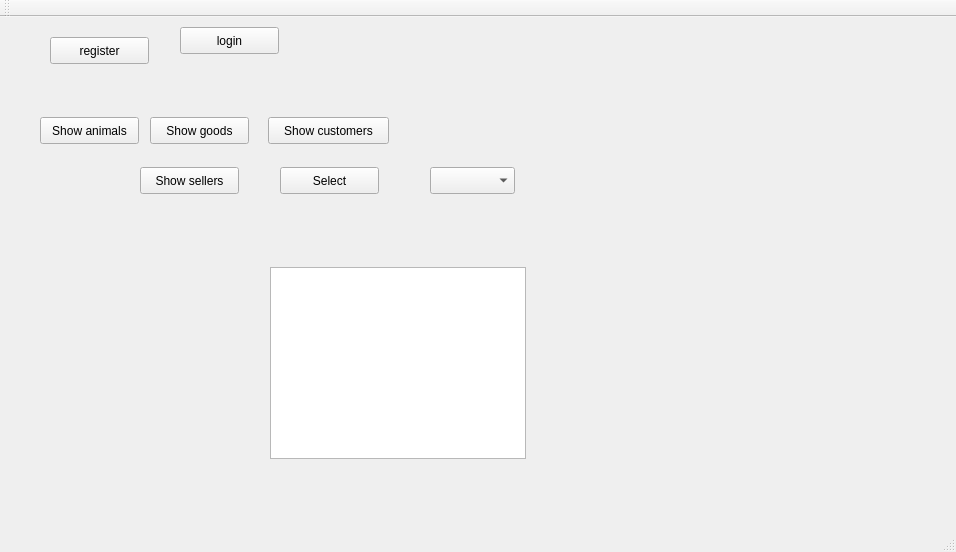
Above: MyZooShop/mainwindow.ui from annaprok/ZooShop before the change. Below: the same form after it.
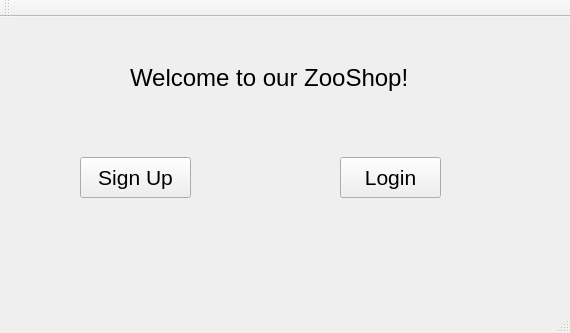
That is the form after the change.

Diff of the .ui file:
```diff
--- a/MyZooShop/mainwindow.ui
+++ b/MyZooShop/mainwindow.ui
@@ -6,8 +6,8 @@
    <rect>
     <x>0</x>
     <y>0</y>
-    <width>956</width>
-    <height>552</height>
+    <width>570</width>
+    <height>333</height>
    </rect>
   </property>
   <property name="windowTitle">
@@ -17,112 +17,55 @@
    <widget class="QPushButton" name="login_btn">
     <property name="geometry">
      <rect>
-      <x>180</x>
-      <y>10</y>
-      <width>99</width>
-      <height>27</height>
+      <x>340</x>
+      <y>140</y>
+      <width>101</width>
+      <height>41</height>
      </rect>
     </property>
+    <property name="font">
+     <font>
+      <pointsize>16</pointsize>
+     </font>
+    </property>
     <property name="text">
-     <string>login</string>
+     <string>Login</string>
     </property>
    </widget>
    <widget class="QPushButton" name="register_btn">
     <property name="geometry">
      <rect>
-      <x>50</x>
+      <x>80</x>
+      <y>140</y>
+      <width>111</width>
+      <height>41</height>
+     </rect>
+    </property>
+    <property name="font">
+     <font>
+      <pointsize>16</pointsize>
+     </font>
+    </property>
+    <property name="text">
+     <string>Sign Up</string>
+    </property>
+   </widget>
+   <widget class="QLabel" name="label">
+    <property name="geometry">
+     <rect>
+      <x>130</x>
       <y>20</y>
-      <width>99</width>
-      <height>27</height>
+      <width>301</width>
+      <height>81</height>
      </rect>
     </property>
-    <property name="text">
-     <string>register</string>
+    <property name="font">
+     <font>
+      <pointsize>18</pointsize>
+     </font>
     </property>
-   </widget>
-   <widget class="QPushButton" name="showAniButton">
-    <property name="geometry">
-     <rect>
-      <x>40</x>
-      <y>100</y>
-      <width>99</width>
-      <height>27</height>
-     </rect>
-    </property>
     <property name="text">
-     <string>Show animals</string>
-    </property>
-   </widget>
-   <widget class="QPushButton" name="showGoodsButton">
-    <property name="geometry">
-     <rect>
-      <x>150</x>
-      <y>100</y>
-      <width>99</width>
-      <height>27</height>
-     </rect>
-    </property>
-    <property name="text">
-     <string>Show goods</string>
-    </property>
-   </widget>
-   <widget class="QPushButton" name="showCustomersButton">
-    <property name="geometry">
-     <rect>
-      <x>268</x>
-      <y>100</y>
-      <width>121</width>
-      <height>27</height>
-     </rect>
-    </property>
-    <property name="text">
-     <string>Show customers</string>
-    </property>
-   </widget>
-   <widget class="QPushButton" name="showSellersButton">
-    <property name="geometry">
-     <rect>
-      <x>140</x>
-      <y>150</y>
-      <width>99</width>
-      <height>27</height>
-     </rect>
-    </property>
-    <property name="text">
-     <string>Show sellers</string>
-    </property>
-   </widget>
-   <widget class="QTableView" name="tableView">
-    <property name="geometry">
-     <rect>
-      <x>270</x>
-      <y>250</y>
-      <width>256</width>
-      <height>192</height>
-     </rect>
-    </property>
-   </widget>
-   <widget class="QPushButton" name="selectButton">
-    <property name="geometry">
-     <rect>
-      <x>280</x>
-      <y>150</y>
-      <width>99</width>
-      <height>27</height>
-     </rect>
-    </property>
-    <property name="text">
-     <string>Select</string>
-    </property>
-   </widget>
-   <widget class="QComboBox" name="comboBox">
-    <property name="geometry">
-     <rect>
-      <x>430</x>
-      <y>150</y>
-      <width>85</width>
-      <height>27</height>
-     </rect>
+     <string>Welcome to our ZooShop!</string>
     </property>
    </widget>
   </widget>
```
Left out of the diff: 2 changed lines with no effect on the pictures.
